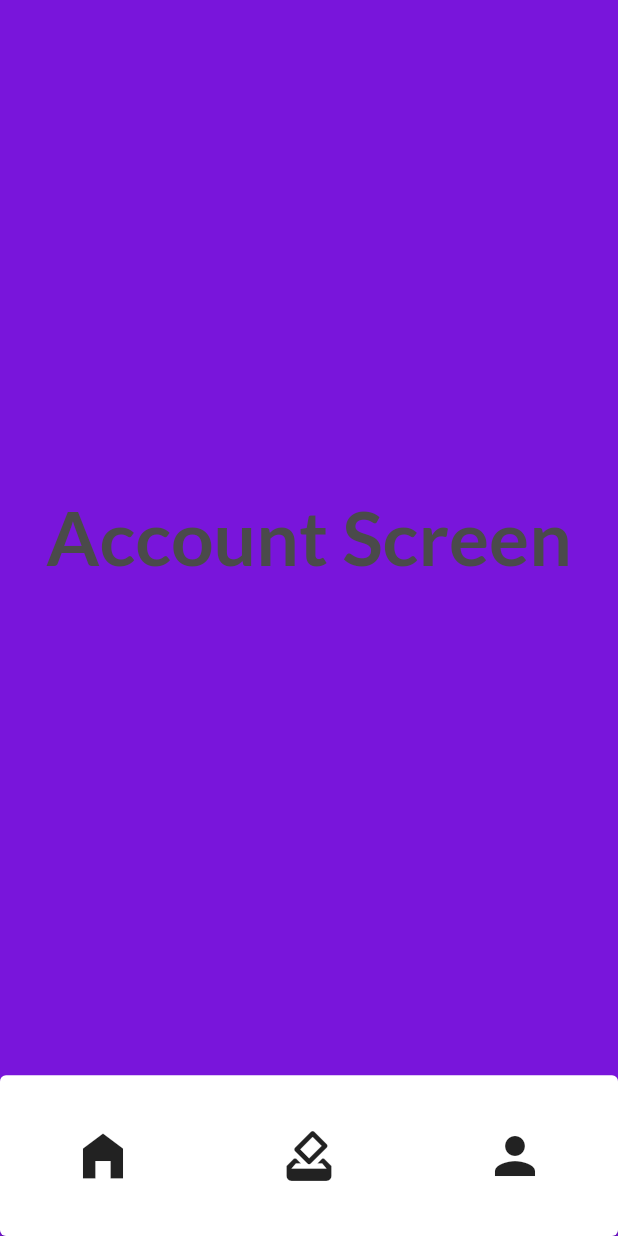
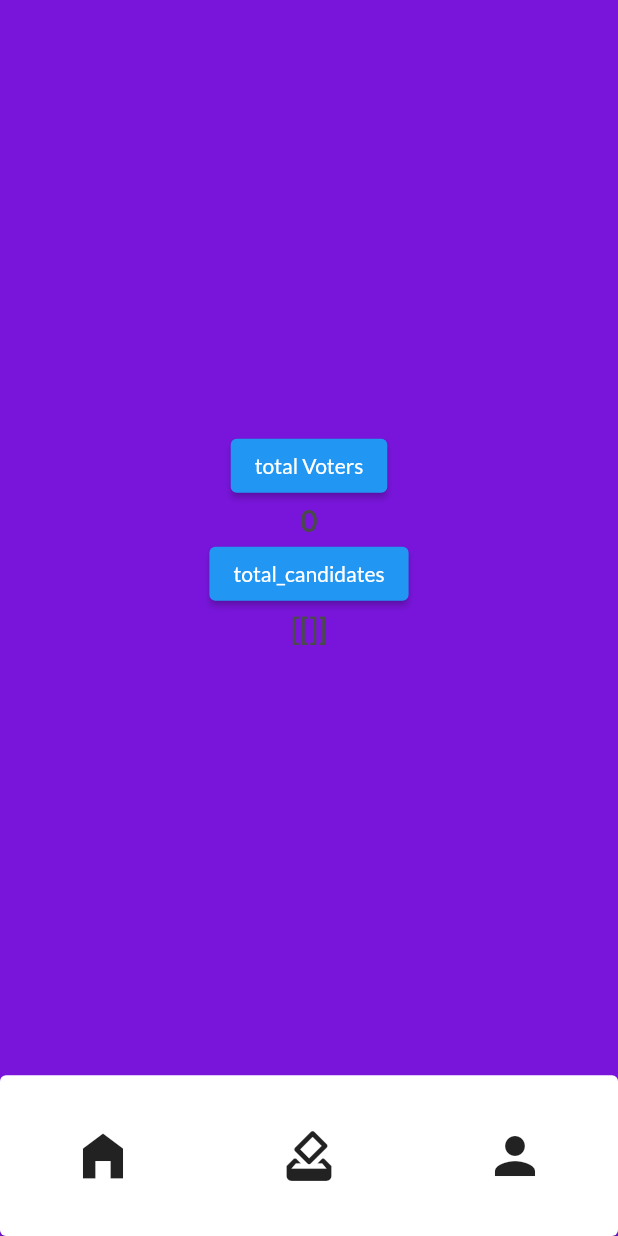
Before and after one commit to SqueezedLemon/Votiface, a Flutter app: the screen it shows after launch, item 3 of the bottom bar chosen, on a phone screen of 412 x 824 dp. Run offline on Flutter 3.47's test engine with Material 2 defaults, Android fonts, the light colour scheme and no system bars; missing offline and left inert: web3dart.

Commit message:
feat: basic blockchainlogic

```diff
--- a/lib/screens/account/account_screen.dart
+++ b/lib/screens/account/account_screen.dart
@@ -1,6 +1,10 @@
 import 'dart:ui';
 
 import 'package:flutter/material.dart';
+import 'package:flutter/services.dart';
+import 'package:web3dart/web3dart.dart';
+
+import 'package:http/http.dart';
 
 class AccountScreen extends StatefulWidget {
   static const routeName = '/account';
@@ -11,13 +15,91 @@ class AccountScreen extends StatefulWidget {
 }
 
 class _AccountScreenState extends State<AccountScreen> {
+  String privateKey =
+      '614aff264350728eed060541370810b678d49482bd6f957ce200d93ba18d51b2';
+  // String rpcUrl = 'http://192.168.0.109:8545';
+  String rpcUrl = 'https://kovan.infura.io/v3/5eddb680b6cf4ea0936f900b9269b4e9';
+  String contractAddress = "0x0da0A4EC7333aad77E6630340E0f5B791525f5AE";
+  late Client httpClient;
+  late Web3Client ethereumClient;
+  String contractName = "Voting";
+
+  int voters_count = 0;
+  List<dynamic> candidates = [[]];
+
+  @override
+  void initState() {
+    super.initState();
+    httpClient = Client();
+    ethereumClient = Web3Client(rpcUrl, httpClient);
+  }
+
+  Future<void> votersCount() async {
+    setState(() {});
+    List<dynamic> result = await query('voters_count', []);
+    print(result.length);
+    voters_count = int.parse(result[0].toString());
+    print(voters_count.toString());
+    setState(() {});
+  }
+
+  Future<void> getCandidates() async {
+    setState(() {});
+    List<dynamic> result = await query('getCandidates', []);
+    print(result[0]);
+    candidates = result[0];
+    print(candidates);
+
+    setState(() {});
+  }
+
+  Future<DeployedContract> getContract() async {
+    String abi = await rootBundle.loadString("assets/abi.json");
+
+    DeployedContract contract = DeployedContract(
+      ContractAbi.fromJson(abi, contractName),
+      EthereumAddress.fromHex(contractAddress),
+    );
+
+    return contract;
+  }
+
+  Future<List<dynamic>> query(String functionName, List<dynamic> args) async {
+    DeployedContract contract = await getContract();
+    ContractFunction function = contract.function(functionName);
+    List<dynamic> result = await ethereumClient.call(
+        contract: contract, function: function, params: args);
+    return result;
+  }
+
   @override
   Widget build(BuildContext context) {
-    return const Center(
-      child: Text(
-        'Account Screen',
-        style: TextStyle(fontSize: 50, fontWeight: FontWeight.bold),
-      ),
+    return Column(
+      mainAxisAlignment: MainAxisAlignment.center,
+      crossAxisAlignment: CrossAxisAlignment.center,
+      children: [
+        Align(
+          alignment: Alignment.center,
+          child: ElevatedButton(
+              onPressed: () {
+                votersCount();
+              },
+              child: Text("total Voters")),
+        ),
+        Text(
+          voters_count.toString(),
+          style: TextStyle(fontSize: 20, fontWeight: FontWeight.bold),
+        ),
+        ElevatedButton(
+            onPressed: () {
+              getCandidates();
+            },
+            child: Text("total_candidates")),
+        Text(
+          candidates.toString(),
+          style: TextStyle(fontSize: 20, fontWeight: FontWeight.bold),
+        ),
+      ],
     );
   }
 }
```
Also changed, not shown: pubspec.lock, 1 other file.
